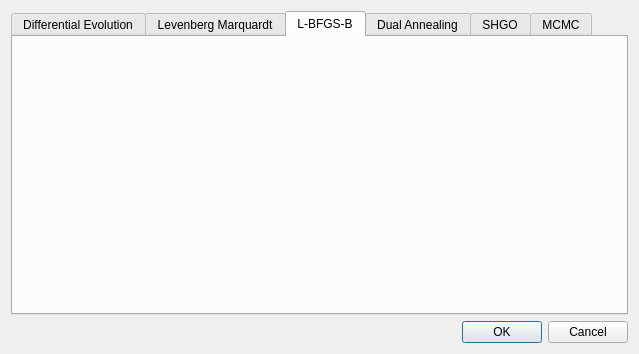
The window that refnx/reflect/_app/ui/optimisation.ui (refnx/refnx) describes before a commit, drawn with Qt 5.
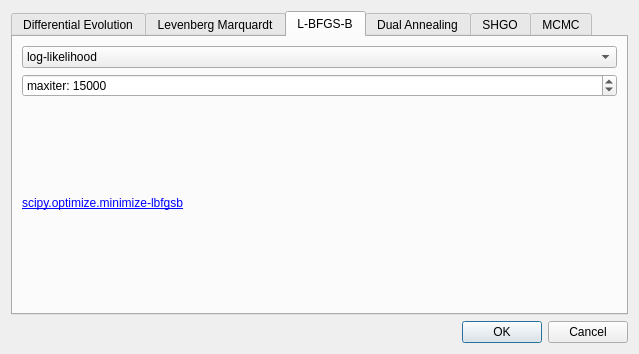
The same window after the commit. The open tabs and pages were chosen to show the change.

Commit message: MAINT: more optimisation parameters

What changed in the file:
```diff
--- a/refnx/reflect/_app/ui/optimisation.ui
+++ b/refnx/reflect/_app/ui/optimisation.ui
@@ -334,6 +334,72 @@
       <attribute name="title">
        <string>L-BFGS-B</string>
       </attribute>
+      <layout class="QGridLayout" name="gridLayout_3">
+       <item row="0" column="0">
+        <widget class="QComboBox" name="lbfgsb_target">
+         <property name="toolTip">
+          <string>maximise log-likelihood or log-posterior probability</string>
+         </property>
+         <property name="currentText">
+          <string>log-likelihood</string>
+         </property>
+         <property name="currentIndex">
+          <number>0</number>
+         </property>
+         <item>
+          <property name="text">
+           <string>log-likelihood</string>
+          </property>
+         </item>
+         <item>
+          <property name="text">
+           <string>log-posterior</string>
+          </property>
+         </item>
+        </widget>
+       </item>
+       <item row="1" column="0">
+        <widget class="QSpinBox" name="lbfgsb_maxiter">
+         <property name="accelerated">
+          <bool>true</bool>
+         </property>
+         <property name="prefix">
+          <string>maxiter: </string>
+         </property>
+         <property name="minimum">
+          <number>1</number>
+         </property>
+         <property name="maximum">
+          <number>40000</number>
+         </property>
+         <property name="value">
+          <number>15000</number>
+         </property>
+        </widget>
+       </item>
+       <item row="2" column="0">
+        <widget class="QLabel" name="label_2">
+         <property name="text">
+          <string>&lt;html&gt;&lt;head/&gt;&lt;body&gt;&lt;p&gt;&lt;a href=&quot;https://docs.scipy.org/doc/scipy/reference/optimize.minimize-lbfgsb.html#optimize-minimize-lbfgsb&quot;&gt;&lt;span style=&quot; text-decoration: underline; color:#0000ff;&quot;&gt;scipy.optimize.minimize-lbfgsb&lt;/span&gt;&lt;/a&gt;&lt;/p&gt;&lt;/body&gt;&lt;/html&gt;</string>
+         </property>
+         <property name="textFormat">
+          <enum>Qt::RichText</enum>
+         </property>
+         <property name="scaledContents">
+          <bool>true</bool>
+         </property>
+         <property name="wordWrap">
+          <bool>true</bool>
+         </property>
+         <property name="openExternalLinks">
+          <bool>true</bool>
+         </property>
+         <property name="textInteractionFlags">
+          <set>Qt::TextBrowserInteraction</set>
+         </property>
+        </widget>
+       </item>
+      </layout>
      </widget>
      <widget class="QWidget" name="tab_4">
       <attribute name="title">
```
Left out of the diff: 75 changed lines with no effect on the pictures. The commit also changes 1 other file.
